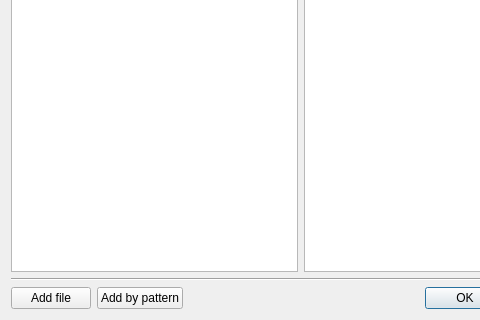
svenpeter42/ilastik, file ilastik/applets/labeling/importLabels.ui: the form before one commit; both pictures show x 0 to 480 and y 176 to 496 of the 602 by 496 pixel window.
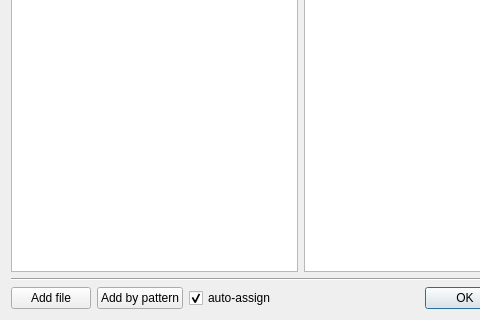
The form after the commit.

Commit message: auto label assignment works

What changed in the file:
```diff
--- a/ilastik/applets/labeling/importLabels.ui
+++ b/ilastik/applets/labeling/importLabels.ui
@@ -71,6 +71,16 @@
          </property>
         </widget>
        </item>
+       <item>
+        <widget class="QCheckBox" name="autoAssignCheckbox">
+         <property name="text">
+          <string>auto-assign</string>
+         </property>
+         <property name="checked">
+          <bool>true</bool>
+         </property>
+        </widget>
+       </item>
        <item>
         <spacer name="horizontalSpacer">
          <property name="orientation">
```
The commit also changes 1 other file.
